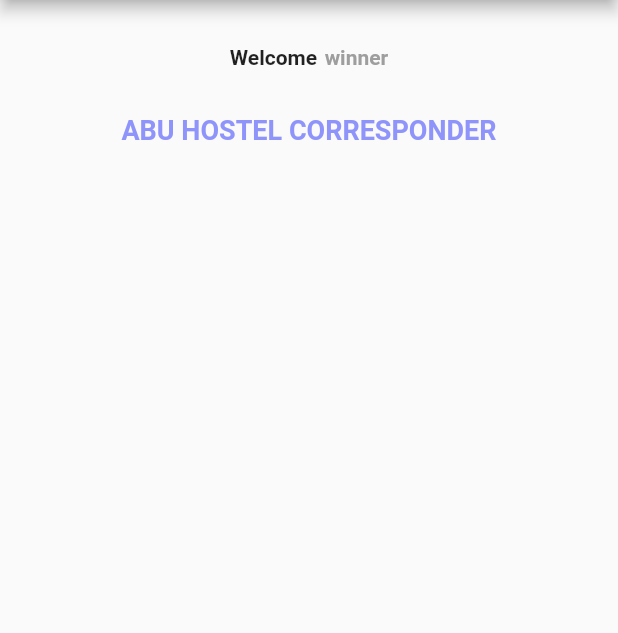
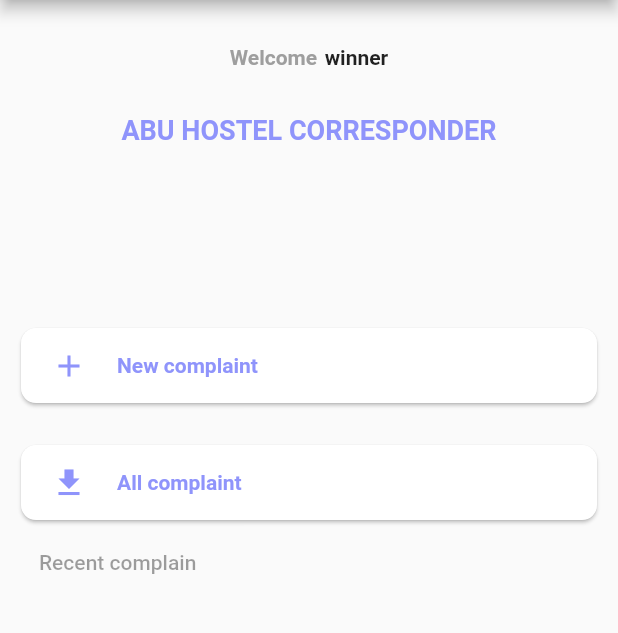
Before and after one commit to Baksman/winners_project, a Flutter app: the screen it shows once a user with an empty profile is signed in, on a phone screen of 412 x 824 dp, the part 84-717 px from its top. Run offline on Flutter 3.47's test engine with Material 2 defaults, Android fonts, the phone set to English and light mode, and no system bars; our stand-ins replace animated_text_kit, cached_network_image, cloud_firestore, email_validator, firebase_auth, firebase_core and 7 more; missing offline and left inert: flutter_cupertino_date_picker, kt_drawer_menu; accounts and stored records are empty.

Commit message:
doen for the day

```diff
--- a/lib/database/database_service.dart
+++ b/lib/database/database_service.dart
@@ -1,4 +1,5 @@
 import 'package:cloud_firestore/cloud_firestore.dart';
+import 'package:project/model/complaint_model.dart';
 import 'package:project/model/user_model.dart';
 
 class DatabaseService {
@@ -7,4 +8,31 @@ class DatabaseService {
   static Future<void> addUser(AppUser user) async {
     await firestore.doc("users").collection(user.uuid).doc().set(user.toJson());
   }
+
+  static Future<void> addCompliant(Complaint complaint) async {
+    await firestore
+        .doc("compliant")
+        .collection(complaint.userId)
+        .add(complaint.toMap());
+  }
+
+  static Future<List<Complaint>> getUsersComplaints(String userId) async {
+    QuerySnapshot qSnap =
+        await firestore.doc("compliant").collection(userId).get();
+    List<Complaint> complaints = [];
+    qSnap.docs.forEach((element) {
+      Complaint.fromMap(element.data());
+    });
+    return complaints;
+  }
+
+  static Future<List<Complaint>> getRecentComplaints(String userId) async {
+    QuerySnapshot qSnap =
+        await firestore.doc("compliant").collection(userId).get();
+    List<Complaint> complaints = [];
+    qSnap.docs.take(3).toList().forEach((element) {
+      Complaint.fromMap(element.data());
+    });
+    return complaints;
+  }
 }
--- a/lib/main.dart
+++ b/lib/main.dart
@@ -2,6 +2,7 @@
 import 'package:firebase_auth/firebase_auth.dart';
 import 'package:firebase_core/firebase_core.dart';
 import 'package:flutter/material.dart';
+import 'package:project/model/user_model.dart';
 // import 'package:kt_drawer_menu/kt_drawer_menu.dart';
 import 'package:project/ui/home_screen.dart';
 import 'package:project/ui/login/login_screen.dart';
@@ -19,10 +20,12 @@ void main() async {
 class MainWidget extends StatelessWidget {
   @override
   Widget build(BuildContext context) {
+    //onAuthChange()
     // final width = MediaQuery.of(context).size.width;
     return MultiProvider(
       providers: [
         ChangeNotifierProvider(create: (_) => AuthService()),
+        Provider(create: (_) => AppUser()),
       ],
       child: MaterialApp(
         theme: ThemeData(
@@ -32,13 +35,12 @@ class MainWidget extends StatelessWidget {
         home: StreamBuilder<User>(
           stream: FirebaseAuth.instance.authStateChanges(),
           builder: (ctx, snapshot) {
-            final width = MediaQuery.of(ctx).size.width;
+
             if (snapshot.hasError) {
               print(snapshot.error);
               logger.d(snapshot.error);
             }
             if (!snapshot.hasData) {
-
               // return Material(
               //   child: Center(
               //     child: AwesomeLoader(
@@ -50,6 +52,9 @@ class MainWidget extends StatelessWidget {
             }
             logger.d("data added");
             User user = snapshot.data;
+            if (user != null) {
+              Provider.of<AppUser>(ctx).uuid = user.uid;
+            }
             return user == null ? LoginScreen() : Home();
           },
         ),
--- a/lib/model/user_model.dart
+++ b/lib/model/user_model.dart
@@ -6,7 +6,7 @@ class AppUser {
   final String name;
   final String email;
   final TypeOfUser userType;
-  final String uuid;
+   String uuid;
   final String department;
   final String imageUrl;
   final String gender;
--- a/lib/ui/home_screen.dart
+++ b/lib/ui/home_screen.dart
@@ -1,18 +1,22 @@
 import 'package:animated_text_kit/animated_text_kit.dart';
 import 'package:flutter/material.dart';
 import 'package:kt_drawer_menu/kt_drawer_menu.dart';
+import 'package:page_transition/page_transition.dart';
+import 'package:project/model/user_model.dart';
+import 'package:project/ui/complaint_screen.dart';
 import 'package:project/ui/utils/color_utils.dart';
 import 'package:project/ui/widget/drawer.dart';
+import 'package:provider/provider.dart';
 
 class Home extends StatelessWidget {
   @override
   Widget build(BuildContext context) {
+    // Provider.of<AppUser>(context);
     return KTDrawerMenu(
       width: 140.0,
       radius: 10.0,
       scale: 0.8,
       shadow: 20.0,
-
       content: HomeScreen(),
       drawer: DrawerWidget(),
     );
@@ -58,7 +62,9 @@ class _HomeScreenState extends State<HomeScreen> {
             }),
         backgroundColor: primaryColor,
       ),
-      body: SingleChildScrollView(
+      body: Padding(
+        padding: const EdgeInsets.symmetric(horizontal: 10.0),
+        child: SingleChildScrollView(
           child: Column(
             crossAxisAlignment: CrossAxisAlignment.center,
             children: [
@@ -70,7 +76,8 @@ class _HomeScreenState extends State<HomeScreen> {
                 children: [
                   Text(
                     "Welcome",
-                  style: TextStyle(fontWeight: FontWeight.bold),
+                    style: TextStyle(
+                        fontWeight: FontWeight.bold, color: Colors.grey),
                   ),
                   SizedBox(
                     width: 5,
@@ -78,7 +85,8 @@ class _HomeScreenState extends State<HomeScreen> {
                   Text(
                     "winner",
                     style: TextStyle(
-                      fontWeight: FontWeight.bold, color: Colors.grey),
+                      fontWeight: FontWeight.bold,
+                    ),
                   ),
                 ],
               ),
@@ -92,8 +100,69 @@ class _HomeScreenState extends State<HomeScreen> {
                     fontSize: 18,
                     fontWeight: FontWeight.bold),
               ),
-            SizedBox(height: height / 5),
+              SizedBox(height: height / 7),
+              GestureDetector(
+                onTap: () {
+                  // ComplaintScreen
+                  Navigator.push(
+                      context,
+                      PageTransition(
+                          type: PageTransitionType.rightToLeft,
+                          child: ComplaintScreen()));
+                },
+                child: Card(
+                  shape: RoundedRectangleBorder(
+                      borderRadius: BorderRadius.circular(10)),
+                  child: Container(
+                    padding: EdgeInsets.symmetric(horizontal: 20),
+                    height: 50,
+                    child: Row(
+                      children: [
+                        Icon(
+                          Icons.add,
+                          color: primaryColor,
+                        ),
+                        SizedBox(
+                          width: 20,
+                        ),
+                        Text("New complaint",
+                            style: TextStyle(
+                                color: primaryColor,
+                                fontWeight: FontWeight.bold))
+                      ],
+                    ),
+                  ),
+                ),
+              ),
+              SizedBox(
+                height: 20,
+              ),
+              Card(
+                shape: RoundedRectangleBorder(
+                    borderRadius: BorderRadius.circular(10)),
+                child: Container(
+                  padding: EdgeInsets.symmetric(horizontal: 20),
+                  height: 50,
+                  child: Row(
+                    children: [
+                      Icon(
+                        Icons.download_sharp,
+                        color: primaryColor,
+                      ),
+                      SizedBox(
+                        width: 20,
+                      ),
+                      Text("All complaint",
+                          style: TextStyle(
+                              color: primaryColor, fontWeight: FontWeight.bold))
+                    ],
+                  ),
+                ),
+              ),
 
+              Align(
+                  alignment: Alignment.centerLeft,
+                  child: FlatButton(child: Text("Recent complain")))
               // SizedBox(
               //   width: 350.0,
               //   child: TextLiquidFill(
@@ -110,6 +179,7 @@ class _HomeScreenState extends State<HomeScreen> {
             ],
           ),
         ),
+      ),
     );
   }
 }
--- a/lib/view_model/auth_view_model.dart
+++ b/lib/view_model/auth_view_model.dart
@@ -97,4 +97,8 @@ class AuthService extends ChangeNotifier {
   Future<void> resetPassword(String email) async {
     await auth.sendPasswordResetEmail(email: email);
   }
+
+  Stream onAuthChange() {
+    return auth.authStateChanges();
+  }
 }
```
Also changed, not shown: lib/model/complaint_model.dart (added, +86 -0 lines), lib/ui/complaint_screen.dart (added, +117 -0 lines), lib/ui/widget/drawer.dart (+10 -2 lines), lib/utils.dart (+41 -0 lines), 1 other file. Lines whose indentation alone changed are shown as unchanged.
